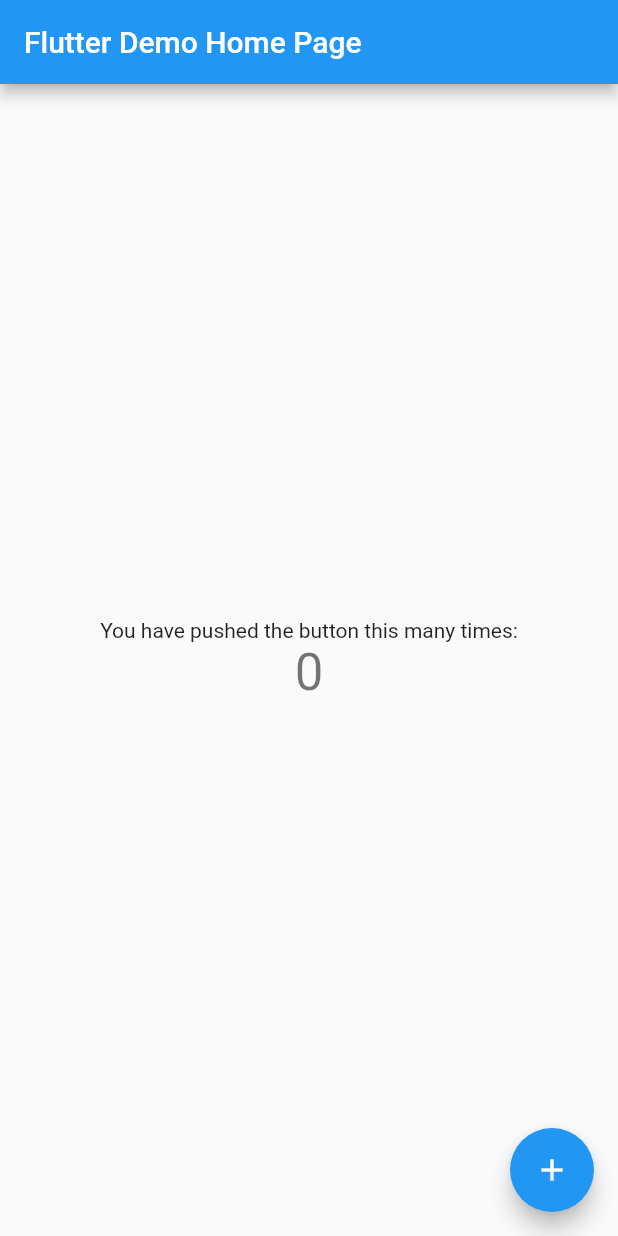
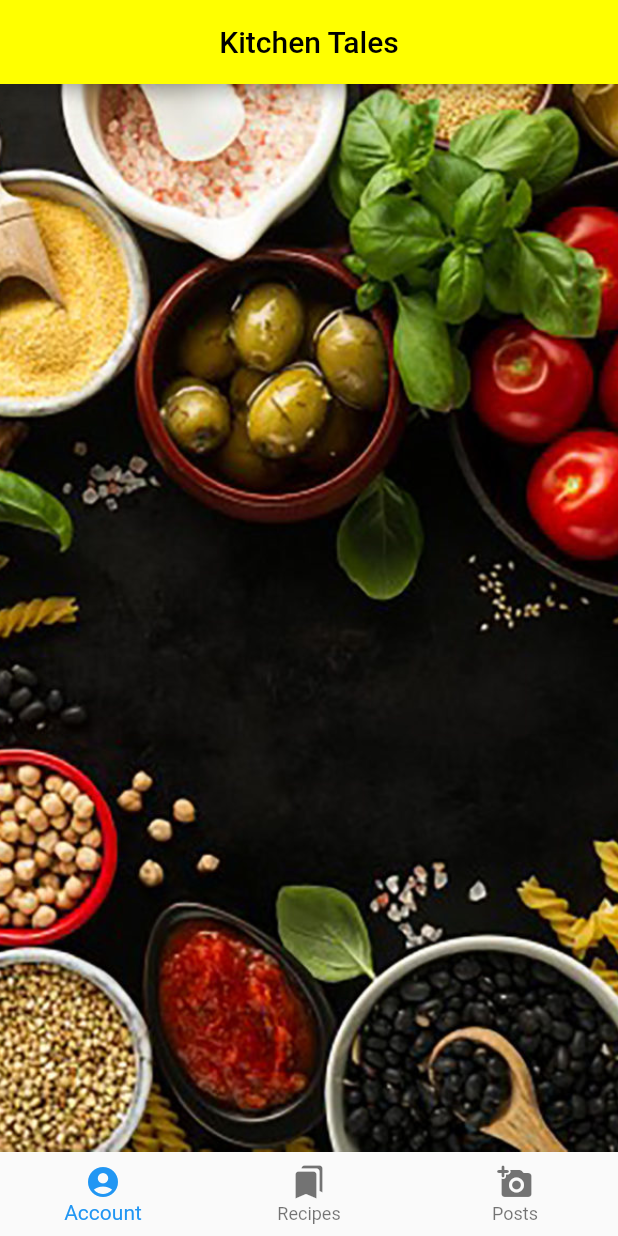
Before and after one commit to rajeshgayathri2003/Hackathon, a Flutter app: the screen it shows after launch, on a phone screen of 412 x 824 dp. Run offline on Flutter 3.47's test engine with Material 2 defaults, Android fonts, the phone set to English and light mode, and no system bars.

Commit message:
Home screen first commit

```diff
--- a/kitchen_tales/lib/main.dart
+++ b/kitchen_tales/lib/main.dart
@@ -1,117 +1,9 @@
 import 'package:flutter/material.dart';
 
+import 'ui/home.dart';
+
 void main() {
-  runApp(MyApp());
+  runApp(new MaterialApp(
+    home: kitchen_tales(),
+  ));
 }
-
-class MyApp extends StatelessWidget {
-  // This widget is the root of your application.
-  @override
-  Widget build(BuildContext context) {
-    return MaterialApp(
-      title: 'Flutter Demo',
-      theme: ThemeData(
-        // This is the theme of your application.
-        //
-        // Try running your application with "flutter run". You'll see the
-        // application has a blue toolbar. Then, without quitting the app, try
-        // changing the primarySwatch below to Colors.green and then invoke
-        // "hot reload" (press "r" in the console where you ran "flutter run",
-        // or simply save your changes to "hot reload" in a Flutter IDE).
-        // Notice that the counter didn't reset back to zero; the application
-        // is not restarted.
-        primarySwatch: Colors.blue,
-        // This makes the visual density adapt to the platform that you run
-        // the app on. For desktop platforms, the controls will be smaller and
-        // closer together (more dense) than on mobile platforms.
-        visualDensity: VisualDensity.adaptivePlatformDensity,
-      ),
-      home: MyHomePage(title: 'Flutter Demo Home Page'),
-    );
-  }
-}
-
-class MyHomePage extends StatefulWidget {
-  MyHomePage({Key key, this.title}) : super(key: key);
-
-  // This widget is the home page of your application. It is stateful, meaning
-  // that it has a State object (defined below) that contains fields that affect
-  // how it looks.
-
-  // This class is the configuration for the state. It holds the values (in this
-  // case the title) provided by the parent (in this case the App widget) and
-  // used by the build method of the State. Fields in a Widget subclass are
-  // always marked "final".
-
-  final String title;
-
-  @override
-  _MyHomePageState createState() => _MyHomePageState();
-}
-
-class _MyHomePageState extends State<MyHomePage> {
-  int _counter = 0;
-
-  void _incrementCounter() {
-    setState(() {
-      // This call to setState tells the Flutter framework that something has
-      // changed in this State, which causes it to rerun the build method below
-      // so that the display can reflect the updated values. If we changed
-      // _counter without calling setState(), then the build method would not be
-      // called again, and so nothing would appear to happen.
-      _counter++;
-    });
-  }
-
-  @override
-  Widget build(BuildContext context) {
-    // This method is rerun every time setState is called, for instance as done
-    // by the _incrementCounter method above.
-    //
-    // The Flutter framework has been optimized to make rerunning build methods
-    // fast, so that you can just rebuild anything that needs updating rather
-    // than having to individually change instances of widgets.
-    return Scaffold(
-      appBar: AppBar(
-        // Here we take the value from the MyHomePage object that was created by
-        // the App.build method, and use it to set our appbar title.
-        title: Text(widget.title),
-      ),
-      body: Center(
-        // Center is a layout widget. It takes a single child and positions it
-        // in the middle of the parent.
-        child: Column(
-          // Column is also a layout widget. It takes a list of children and
-          // arranges them vertically. By default, it sizes itself to fit its
-          // children horizontally, and tries to be as tall as its parent.
-          //
-          // Invoke "debug painting" (press "p" in the console, choose the
-          // "Toggle Debug Paint" action from the Flutter Inspector in Android
-          // Studio, or the "Toggle Debug Paint" command in Visual Studio Code)
-          // to see the wireframe for each widget.
-          //
-          // Column has various properties to control how it sizes itself and
-          // how it positions its children. Here we use mainAxisAlignment to
-          // center the children vertically; the main axis here is the vertical
-          // axis because Columns are vertical (the cross axis would be
-          // horizontal).
-          mainAxisAlignment: MainAxisAlignment.center,
-          children: <Widget>[
-            Text(
-              'You have pushed the button this many times:',
-            ),
-            Text(
-              '$_counter',
-              style: Theme.of(context).textTheme.headline4,
-            ),
-          ],
-        ),
-      ),
-      floatingActionButton: FloatingActionButton(
-        onPressed: _incrementCounter,
-        tooltip: 'Increment',
-        child: Icon(Icons.add),
-      ), // This trailing comma makes auto-formatting nicer for build methods.
-    );
-  }
-}
--- /dev/null
+++ b/kitchen_tales/lib/ui/home.dart
@@ -0,0 +1,35 @@
+import 'package:flutter/material.dart';
+
+
+class kitchen_tales extends StatelessWidget {
+  @override
+  Widget build(BuildContext context) {
+    return Scaffold(
+      appBar: AppBar(
+        title: Text("Kitchen Tales", style: TextStyle(color: Colors.black)),
+        centerTitle: true,
+        backgroundColor: Colors.yellowAccent,
+        // actions: [
+        //   IconButton(icon: Icon(Icons.add_a_photo_sharp), onPressed: null)
+        // ],
+
+      ),
+      bottomNavigationBar: BottomNavigationBar(items: [
+        BottomNavigationBarItem(icon: Icon(Icons.account_circle), title: Text("Account")),
+        BottomNavigationBarItem(icon: Icon(Icons.bookmarks), title: Text("Recipes")),
+        BottomNavigationBarItem(icon: Icon(Icons.add_a_photo_rounded), title: Text("Posts")),
+      ],
+      ),
+      body: Container(
+        constraints: BoxConstraints.expand(),
+        decoration: BoxDecoration(
+          image: DecorationImage(
+            image: AssetImage("images/background.png"),
+            fit: BoxFit.cover
+          ),
+        ),
+
+      ),
+    );
+  }
+}
--- a/kitchen_tales/pubspec.yaml
+++ b/kitchen_tales/pubspec.yaml
@@ -45,8 +45,8 @@ flutter:
   uses-material-design: true
 
   # To add assets to your application, add an assets section, like this:
-  # assets:
-  #   - images/a_dot_burr.jpeg
+  assets:
+    - images/background.png
   #   - images/a_dot_ham.jpeg
 
   # An image asset can refer to one or more resolution-specific "variants", see
```
Also changed, not shown: kitchen_tales/images/background.png (added), 2 other files.
